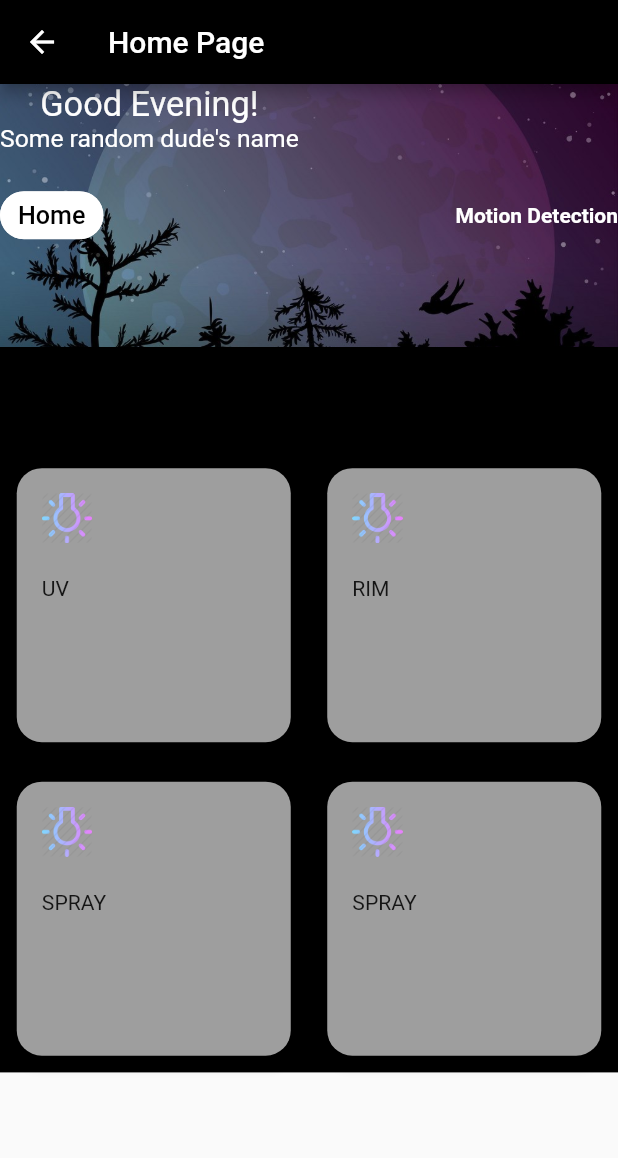
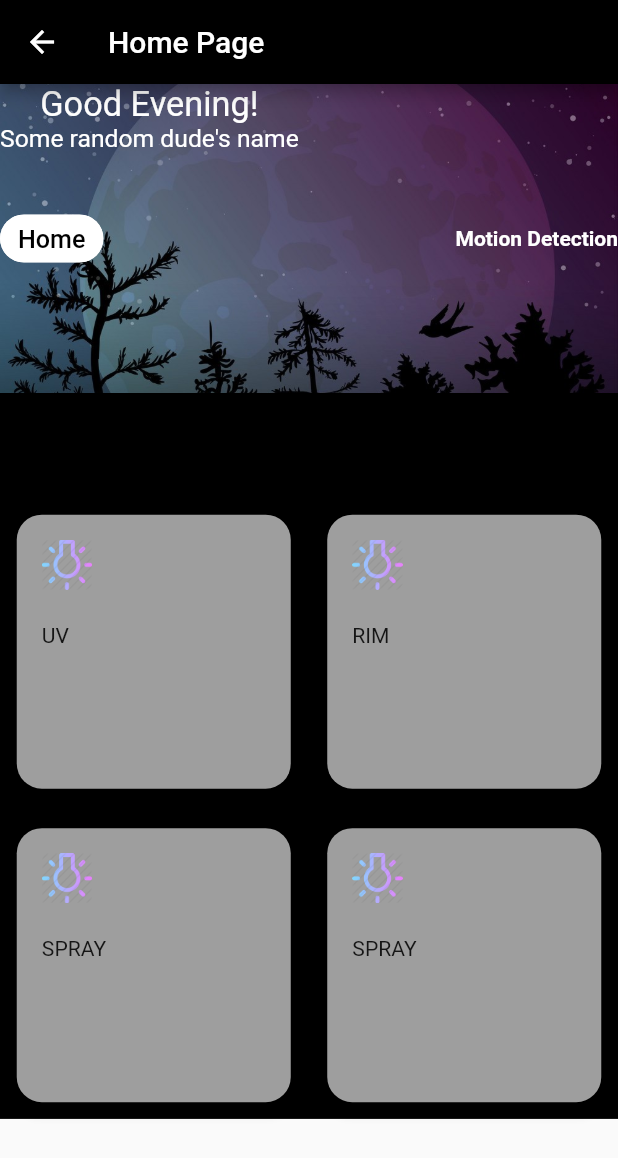
Before and after one commit to saakshidixit2305/smartwashroom, a Flutter app: the HomePage screen opened directly, on a phone screen of 412 x 824 dp. Shown: the top 1158 px of the screen. Run offline on Flutter 3.47's test engine with Material 2 defaults, Android fonts, the light colour scheme and no system bars; our stand-ins replace font_awesome_flutter, intro_slider; Roboto replaces fonts that are missing (CardName_Arial); project files that could hold a hidden picture were left out.

Commit message:
Media Query correction

```diff
--- a/smart/lib/src/ui/pages/homepage.dart
+++ b/smart/lib/src/ui/pages/homepage.dart
@@ -34,7 +34,7 @@ class _HomePageState extends State<HomePage> {
           child: Column(
             children: <Widget>[
           Container(
-            height: 175.0,
+            height: uniHeight/4,
 
           decoration: BoxDecoration(
 color: Colors.grey,
```
